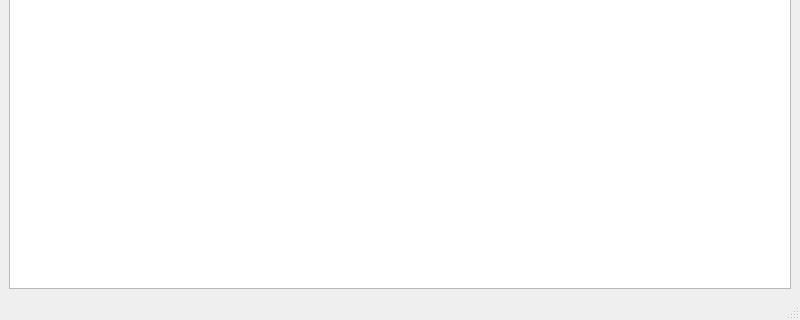
The window that ui/memory_UI.ui (zcj319319/ANALOGDEVICE) describes before a commit, drawn with Qt 5; both pictures show x 0 to 800 and y 279 to 599 of the 800 by 599 pixel window.
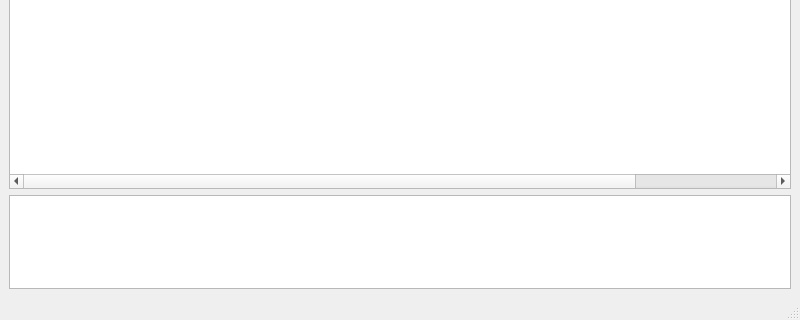
The same window after the commit. Icons and pictures are not drawn.

```diff
--- a/ui/memory_UI.ui
+++ b/ui/memory_UI.ui
@@ -14,7 +14,7 @@
    <string>MainWindow</string>
   </property>
   <widget class="QWidget" name="centralwidget">
-   <layout class="QVBoxLayout" name="verticalLayout">
+   <layout class="QVBoxLayout" name="verticalLayout" stretch="0,4,1">
     <item>
      <widget class="QGroupBox" name="groupBox_5">
       <property name="title">
@@ -120,8 +120,16 @@
         <string>Data(Binary)</string>
        </property>
       </column>
+      <column>
+       <property name="text">
+        <string>Tools</string>
+       </property>
+      </column>
      </widget>
     </item>
+    <item>
+     <widget class="QTextBrowser" name="textBrowser"/>
+    </item>
    </layout>
   </widget>
   <widget class="QMenuBar" name="menubar">
```
